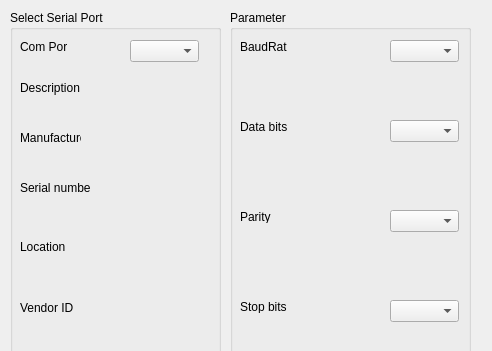
Qt form settingsdialog.ui (fry767/QTui) before a commit; both pictures show x 0 to 492 and y 0 to 351 of the 492 by 537 pixel window.
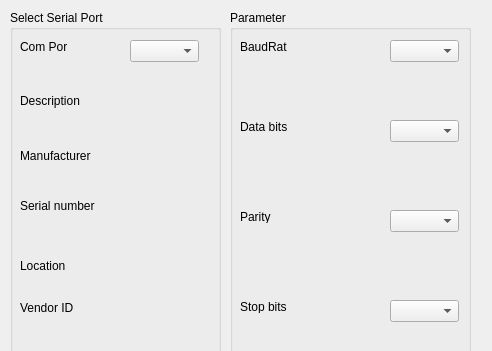
The same form after that commit.

Diff of the .ui file:
```diff
--- a/settingsdialog.ui
+++ b/settingsdialog.ui
@@ -200,8 +200,8 @@
      <rect>
       <x>10</x>
       <y>70</y>
-      <width>71</width>
-      <height>16</height>
+      <width>191</width>
+      <height>41</height>
      </rect>
     </property>
     <property name="text">
@@ -213,8 +213,8 @@
      <rect>
       <x>10</x>
       <y>120</y>
-      <width>61</width>
-      <height>16</height>
+      <width>191</width>
+      <height>51</height>
      </rect>
     </property>
     <property name="text">
@@ -226,8 +226,8 @@
      <rect>
       <x>10</x>
       <y>170</y>
-      <width>71</width>
-      <height>16</height>
+      <width>191</width>
+      <height>51</height>
      </rect>
     </property>
     <property name="text">
@@ -239,8 +239,8 @@
      <rect>
       <x>10</x>
       <y>230</y>
-      <width>47</width>
-      <height>13</height>
+      <width>191</width>
+      <height>51</height>
      </rect>
     </property>
     <property name="text">
```
